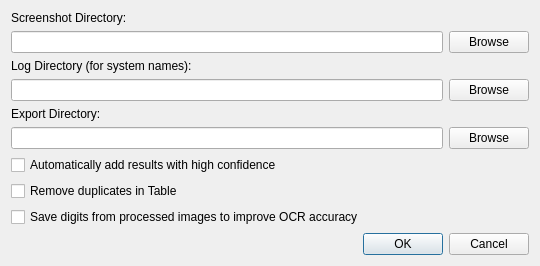
This is settingsUI.ui in seeebek/EliteOCR as Qt 5 draws it before an edit. The edited form follows.
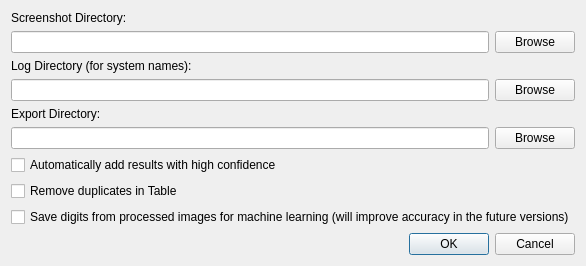
This is the edited form. Icons and pictures are not drawn.

```diff
--- a/settingsUI.ui
+++ b/settingsUI.ui
@@ -10,7 +10,7 @@
     <x>0</x>
     <y>0</y>
     <width>540</width>
-    <height>239</height>
+    <height>262</height>
    </rect>
   </property>
   <property name="windowTitle">
@@ -109,7 +109,7 @@
      <item>
       <widget class="QCheckBox" name="create_nn_images">
        <property name="text">
-        <string>Save digits from processed images to improve OCR accuracy</string>
+        <string>Save digits from processed images for machine learning (will improve accuracy in the future versions)</string>
        </property>
        <property name="checked">
         <bool>false</bool>
```
